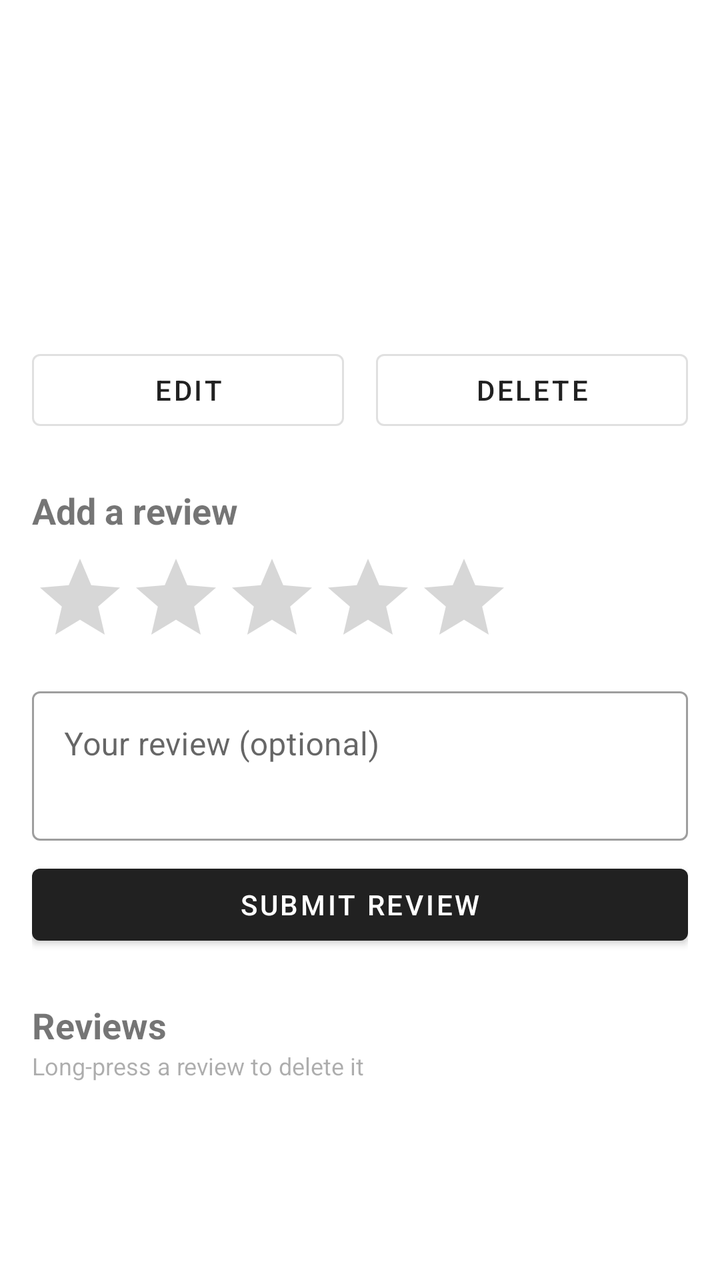
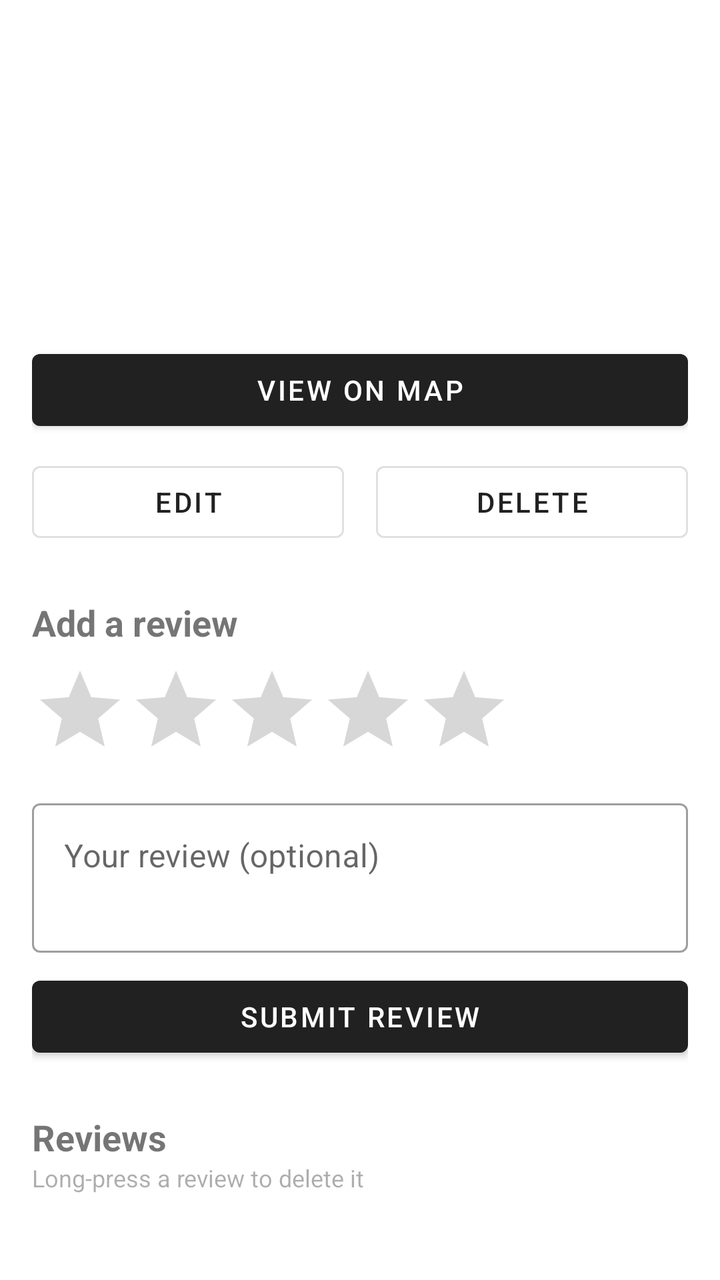

Two renders of the same Android screen: before a commit and after it. Below are the layout's source before the change and the commit's diff.
<!-- AndroidManifest.xml: application theme Theme.RestaurantGuide -->
<!-- res/layout/activity_restaurant_detail.xml -->
<?xml version="1.0" encoding="utf-8"?>
<ScrollView xmlns:android="http://schemas.android.com/apk/res/android"
    xmlns:app="http://schemas.android.com/apk/res-auto"
    android:id="@+id/detailRoot"
    android:layout_width="match_parent"
    android:layout_height="match_parent">

    <LinearLayout
        android:layout_width="match_parent"
        android:layout_height="wrap_content"
        android:orientation="vertical"
        android:padding="16dp">

        <TextView
            android:id="@+id/tvName"
            android:layout_width="match_parent"
            android:layout_height="wrap_content"
            android:textSize="24sp"
            android:textStyle="bold" />

        <TextView
            android:id="@+id/tvRating"
            android:layout_width="match_parent"
            android:layout_height="wrap_content"
            android:layout_marginTop="4dp"
            android:textColor="@color/brand_accent"
            android:textSize="16sp" />

        <TextView
            android:id="@+id/tvTags"
            android:layout_width="match_parent"
            android:layout_height="wrap_content"
            android:layout_marginTop="8dp" />

        <TextView
            android:id="@+id/tvAddress"
            android:layout_width="match_parent"
            android:layout_height="wrap_content"
            android:layout_marginTop="8dp" />

        <TextView
            android:id="@+id/tvDescription"
            android:layout_width="match_parent"
            android:layout_height="wrap_content"
            android:layout_marginTop="8dp" />

        <LinearLayout
            android:layout_width="match_parent"
            android:layout_height="wrap_content"
            android:layout_marginTop="16dp"
            android:orientation="horizontal">

            <Button
                android:id="@+id/btnEdit"
                style="@style/Widget.MaterialComponents.Button.OutlinedButton"
                android:layout_width="0dp"
                android:layout_height="wrap_content"
                android:layout_marginEnd="8dp"
                android:layout_weight="1"
                android:text="Edit" />

            <Button
                android:id="@+id/btnDelete"
                style="@style/Widget.MaterialComponents.Button.OutlinedButton"
                android:layout_width="0dp"
                android:layout_height="wrap_content"
                android:layout_marginStart="8dp"
                android:layout_weight="1"
                android:text="Delete" />
        </LinearLayout>

        <TextView
            android:layout_width="match_parent"
            android:layout_height="wrap_content"
            android:layout_marginTop="24dp"
            android:text="Add a review"
            android:textSize="18sp"
            android:textStyle="bold" />

        <RatingBar
            android:id="@+id/ratingBar"
            android:layout_width="wrap_content"
            android:layout_height="wrap_content"
            android:layout_marginTop="8dp"
            android:numStars="5"
            android:stepSize="1" />

        <com.google.android.material.textfield.TextInputLayout
            style="@style/Widget.MaterialComponents.TextInputLayout.OutlinedBox"
            android:layout_width="match_parent"
            android:layout_height="wrap_content"
            android:layout_marginTop="8dp"
            android:hint="Your review (optional)">

            <com.google.android.material.textfield.TextInputEditText
                android:id="@+id/etComment"
                android:layout_width="match_parent"
                android:layout_height="wrap_content"
                android:gravity="top"
                android:inputType="textMultiLine|textCapSentences"
                android:minLines="2" />
        </com.google.android.material.textfield.TextInputLayout>

        <Button
            android:id="@+id/btnSubmitReview"
            android:layout_width="match_parent"
            android:layout_height="wrap_content"
            android:layout_marginTop="8dp"
            android:text="Submit Review" />

        <TextView
            android:layout_width="match_parent"
            android:layout_height="wrap_content"
            android:layout_marginTop="24dp"
            android:text="Reviews"
            android:textSize="18sp"
            android:textStyle="bold" />

        <TextView
            android:layout_width="match_parent"
            android:layout_height="wrap_content"
            android:alpha="0.6"
            android:text="Long-press a review to delete it"
            android:textSize="12sp" />

        <TextView
            android:id="@+id/tvNoReviews"
            android:layout_width="match_parent"
            android:layout_height="wrap_content"
            android:layout_marginTop="12dp"
            android:text="No reviews yet. Be the first!"
            android:visibility="gone" />

        <androidx.recyclerview.widget.RecyclerView
            android:id="@+id/rvReviews"
            android:layout_width="match_parent"
            android:layout_height="wrap_content"
            android:nestedScrollingEnabled="false"
            app:layoutManager="androidx.recyclerview.widget.LinearLayoutManager" />
    </LinearLayout>
</ScrollView>
<!-- resources referenced by this layout -->
<resources>
  <color name="brand_accent">#F39C12</color>
  <style name="Theme.RestaurantGuide" parent="Base.Theme.RestaurantGuide" />
  <style name="Base.Theme.RestaurantGuide" parent="Theme.MaterialComponents.DayNight.DarkActionBar">
          
          
      </style>
</resources>

<!-- the commit's change to res/layout/activity_restaurant_detail.xml (unified diff, before → after) -->
@@ -44,10 +44,17 @@
             android:layout_height="wrap_content"
             android:layout_marginTop="8dp" />
 
+        <Button
+            android:id="@+id/btnMap"
+            android:layout_width="match_parent"
+            android:layout_height="wrap_content"
+            android:layout_marginTop="16dp"
+            android:text="View on Map" />
+
         <LinearLayout
             android:layout_width="match_parent"
             android:layout_height="wrap_content"
-            android:layout_marginTop="16dp"
+            android:layout_marginTop="8dp"
             android:orientation="horizontal">
 
             <Button
